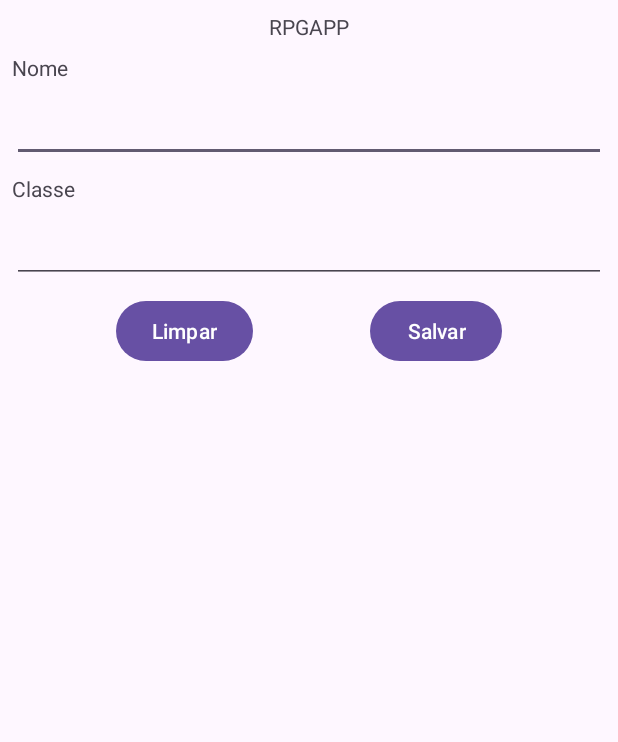
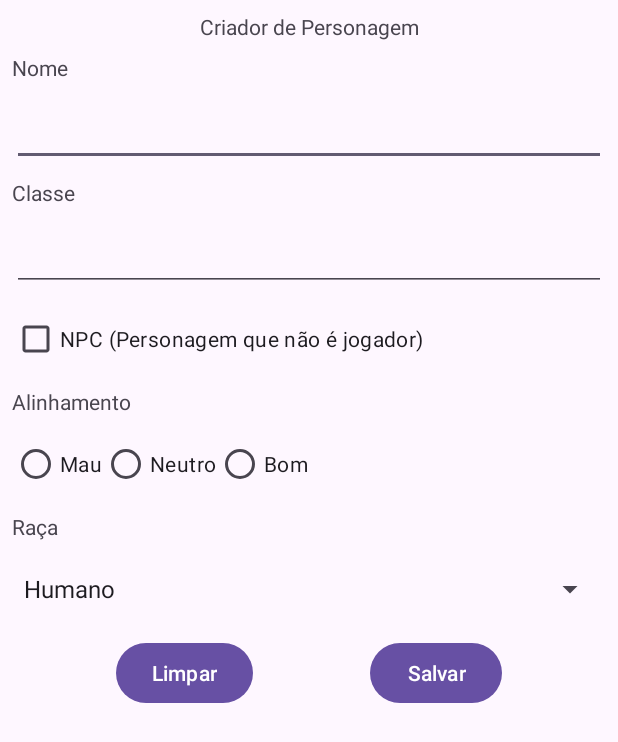
Before and after one commit to felipekaua/rpgapp, an Android app: the screen it shows after launch (PersonagemActivity), after a tap on "Limpar", on a phone screen of 412 x 824 dp. Shown: the top 742 px of the screen. Run offline under Robolectric (Android 15) with nearby library versions, the phone set to English and light mode, and no system bars.

Commit message:
Entrega 1

```diff
--- a/app/src/main/java/br/com/felipekauadelima/rpgapp/PersonagemActivity.java
+++ b/app/src/main/java/br/com/felipekauadelima/rpgapp/PersonagemActivity.java
@@ -2,7 +2,10 @@ package br.com.felipekauadelima.rpgapp;
 
 import android.os.Bundle;
 import android.view.View;
+import android.widget.CheckBox;
 import android.widget.EditText;
+import android.widget.RadioGroup;
+import android.widget.Spinner;
 import android.widget.Toast;
 
 import androidx.appcompat.app.AppCompatActivity;
@@ -10,6 +13,9 @@ import androidx.appcompat.app.AppCompatActivity;
 public class PersonagemActivity extends AppCompatActivity {
 
     private EditText editTextNome, editTextClasse;
+    private CheckBox checkBoxNpc;
+    private RadioGroup radioGroupAlinhamento;
+    private Spinner spinnerRaca;
 
     @Override
     protected void onCreate(Bundle savedInstanceState) {
@@ -18,11 +24,28 @@ public class PersonagemActivity extends AppCompatActivity {
 
         editTextNome = findViewById(R.id.editTextNome);
         editTextClasse = findViewById(R.id.editTextClasse);
+        checkBoxNpc = findViewById(R.id.checkBoxNpc);
+        radioGroupAlinhamento = findViewById(R.id.radioGroupAlinhamento);
+        spinnerRaca = findViewById(R.id.spinnerRaca);
+
+//        popularSpinner();
     }
+
+//    private void popularSpinner(){
+//        ArrayList<String> lista = new ArrayList<>();
+//        lista.add(getString(R.string.humano));
+//        lista.add(getString(R.string.anao));
+//        lista.add(getString(R.string.elfo));
+//        ArrayAdapter<String> adapter = new ArrayAdapter<>(this, android.R.layout.simple_list_item_1, lista);
+//        spinnerRaca.setAdapter(adapter);
+//    }
 
     public void limparCampos(View view){
         editTextNome.setText(null);
         editTextClasse.setText(null);
+        checkBoxNpc.setChecked(false);
+        radioGroupAlinhamento.clearCheck();
+        spinnerRaca.setSelection(0);
         editTextNome.requestFocus();
         Toast.makeText(this, R.string.as_entradas_foram_apagadas, Toast.LENGTH_SHORT).show();
     }
@@ -48,7 +71,37 @@ public class PersonagemActivity extends AppCompatActivity {
 
         classe = classe.trim();
 
-        Toast.makeText(this, getString(R.string.nome_valor)+nome+"\n"+getString(R.string.classe_valor) + classe, Toast.LENGTH_LONG).show();
+        boolean npc = checkBoxNpc.isChecked();
+
+        int radioButtonId = radioGroupAlinhamento.getCheckedRadioButtonId();
+
+        String alinhamento;
+
+        if(radioButtonId == R.id.radioButtonBom){
+            alinhamento = getString(R.string.bom);
+        }else if(radioButtonId == R.id.radioButtonMau) {
+            alinhamento = getString(R.string.mau);
+        }else if(radioButtonId == R.id.radioButtonNeutro){
+            alinhamento = getString(R.string.neutro);
+        }else{
+            Toast.makeText(this, R.string.selecao, Toast.LENGTH_SHORT).show();
+            radioGroupAlinhamento.requestFocus();
+            return;
+        }
+
+        String raca = (String) spinnerRaca.getSelectedItem();
+
+        if(raca == null){
+            Toast.makeText(this, R.string.spinner, Toast.LENGTH_LONG).show();
+            return;
+        }
+
+        Toast.makeText(this, getString(R.string.nome_valor)+nome+"\n"+
+                                         getString(R.string.classe_valor)+classe+"\n"+
+                                         (npc ? getString(R.string.npc) : getString(R.string.nao_npc))+"\n"+
+                                         getString(R.string.alinhamento_valor)+alinhamento+"\n"+
+                                         getString(R.string.raca_valor)+raca,
+                                         Toast.LENGTH_LONG).show();
 
     }
 }
--- a/app/src/main/res/layout/activity_personagem.xml
+++ b/app/src/main/res/layout/activity_personagem.xml
@@ -12,7 +12,7 @@
         android:layout_width="wrap_content"
         android:layout_height="wrap_content"
         android:layout_marginTop="8dp"
-        android:text="@string/app_name"
+        android:text="@string/criador_de_personagem"
         app:layout_constraintEnd_toEndOf="parent"
         app:layout_constraintStart_toStartOf="parent"
         app:layout_constraintTop_toTopOf="parent" />
@@ -30,7 +30,7 @@
     <EditText
         android:id="@+id/editTextNome"
         android:layout_width="0dp"
-        android:layout_height="wrap_content"
+        android:layout_height="48dp"
         android:layout_marginStart="8dp"
         android:layout_marginTop="8dp"
         android:layout_marginEnd="8dp"
@@ -53,7 +53,7 @@
     <EditText
         android:id="@+id/editTextClasse"
         android:layout_width="0dp"
-        android:layout_height="wrap_content"
+        android:layout_height="48dp"
         android:layout_marginStart="8dp"
         android:layout_marginTop="8dp"
         android:layout_marginEnd="8dp"
@@ -64,6 +64,17 @@
         app:layout_constraintTop_toBottomOf="@+id/textView2" />
 
     <Button
+        android:id="@+id/buttonLimpar"
+        android:layout_width="wrap_content"
+        android:layout_height="wrap_content"
+        android:layout_marginTop="8dp"
+        android:onClick="limparCampos"
+        android:text="@string/limpar"
+        app:layout_constraintEnd_toStartOf="@+id/buttonSalvar"
+        app:layout_constraintStart_toStartOf="parent"
+        app:layout_constraintTop_toBottomOf="@+id/spinnerRaca" />
+
+    <Button
         android:id="@+id/buttonSalvar"
         android:layout_width="wrap_content"
         android:layout_height="wrap_content"
@@ -72,17 +83,78 @@
         android:text="@string/salvar"
         app:layout_constraintEnd_toEndOf="parent"
         app:layout_constraintStart_toEndOf="@+id/buttonLimpar"
-        app:layout_constraintTop_toBottomOf="@+id/editTextClasse" />
+        app:layout_constraintTop_toBottomOf="@+id/spinnerRaca" />
 
-    <Button
-        android:id="@+id/buttonLimpar"
+    <CheckBox
+        android:id="@+id/checkBoxNpc"
         android:layout_width="wrap_content"
         android:layout_height="wrap_content"
+        android:layout_marginStart="8dp"
         android:layout_marginTop="8dp"
-        android:onClick="limparCampos"
-        android:text="@string/limpar"
-        app:layout_constraintEnd_toStartOf="@+id/buttonSalvar"
+        android:text="@string/jogador"
         app:layout_constraintStart_toStartOf="parent"
         app:layout_constraintTop_toBottomOf="@+id/editTextClasse" />
 
+    <RadioGroup
+        android:id="@+id/radioGroupAlinhamento"
+        android:layout_width="221dp"
+        android:layout_height="48dp"
+        android:layout_marginStart="8dp"
+        android:layout_marginTop="8dp"
+        android:orientation="horizontal"
+        app:layout_constraintStart_toStartOf="parent"
+        app:layout_constraintTop_toBottomOf="@+id/textView4">
+
+        <RadioButton
+            android:id="@+id/radioButtonMau"
+            android:layout_width="wrap_content"
+            android:layout_height="wrap_content"
+            android:text="@string/mau" />
+
+        <RadioButton
+            android:id="@+id/radioButtonNeutro"
+            android:layout_width="wrap_content"
+            android:layout_height="wrap_content"
+            android:text="@string/neutro" />
+
+        <RadioButton
+            android:id="@+id/radioButtonBom"
+            android:layout_width="match_parent"
+            android:layout_height="wrap_content"
+            android:text="@string/bom" />
+
+    </RadioGroup>
+
+    <TextView
+        android:id="@+id/textView4"
+        android:layout_width="wrap_content"
+        android:layout_height="wrap_content"
+        android:layout_marginStart="8dp"
+        android:layout_marginTop="8dp"
+        android:text="@string/alinhamento"
+        app:layout_constraintStart_toStartOf="parent"
+        app:layout_constraintTop_toBottomOf="@+id/checkBoxNpc" />
+
+    <Spinner
+        android:id="@+id/spinnerRaca"
+        android:layout_width="0dp"
+        android:layout_height="48dp"
+        android:layout_marginStart="8dp"
+        android:layout_marginTop="8dp"
+        android:layout_marginEnd="8dp"
+        android:entries="@array/raca_array"
+        app:layout_constraintEnd_toEndOf="parent"
+        app:layout_constraintStart_toStartOf="parent"
+        app:layout_constraintTop_toBottomOf="@+id/textViewRaça" />
+
+    <TextView
+        android:id="@+id/textViewRaça"
+        android:layout_width="wrap_content"
+        android:layout_height="wrap_content"
+        android:layout_marginStart="8dp"
+        android:layout_marginTop="8dp"
+        android:text="@string/raca"
+        app:layout_constraintStart_toStartOf="parent"
+        app:layout_constraintTop_toBottomOf="@+id/radioGroupAlinhamento" />
+
 </androidx.constraintlayout.widget.ConstraintLayout>
--- /dev/null
+++ b/app/src/main/res/values/arrays.xml
@@ -0,0 +1,11 @@
+<?xml version="1.0" encoding="utf-8"?>
+<resources>
+
+    <string-array name="raca_array">
+        <item>@string/humano</item>
+        <item>@string/anao</item>
+        <item>@string/elfo</item>
+    </string-array>
+
+
+</resources>
--- a/app/src/main/res/values/strings.xml
+++ b/app/src/main/res/values/strings.xml
@@ -9,4 +9,20 @@
     <string name="o_campo_classe_esta_vazio">O campo classe está vazio!</string>
     <string name="nome_valor">"Nome: "</string>
     <string name="classe_valor">"Classe: "</string>
+    <string name="jogador">NPC (Personagem que não é jogador)</string>
+    <string name="npc">É NPC</string>
+    <string name="nao_npc">Não é NPC</string>
+    <string name="mau">Mau</string>
+    <string name="neutro">Neutro</string>
+    <string name="bom">Bom</string>
+    <string name="alinhamento">Alinhamento</string>
+    <string name="criador_de_personagem">Criador de Personagem</string>
+    <string name="selecao">A seleção do alinhamento é obrigatória</string>
+    <string name="alinhamento_valor">"Alinhamento: "</string>
+    <string name="raca">Raça"</string>
+    <string name="humano">Humano</string>
+    <string name="anao">Anão</string>
+    <string name="elfo">Elfo</string>
+    <string name="spinner">O spinner não está populado</string>
+    <string name="raca_valor">"Raça: "</string>
 </resources>
```
